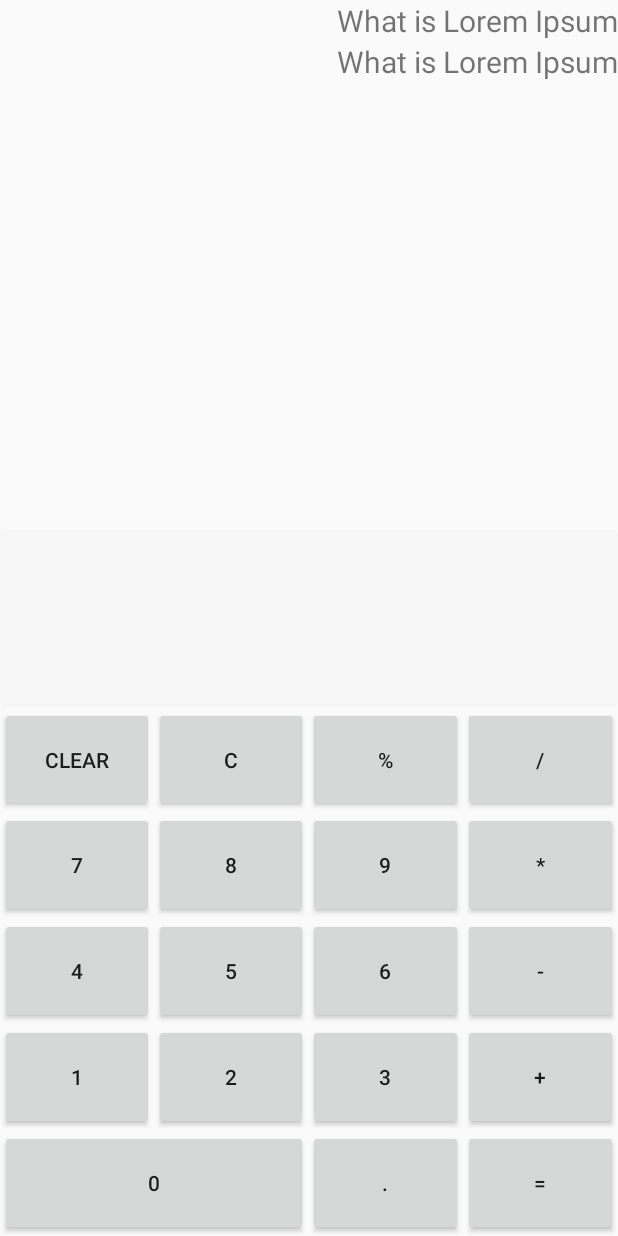
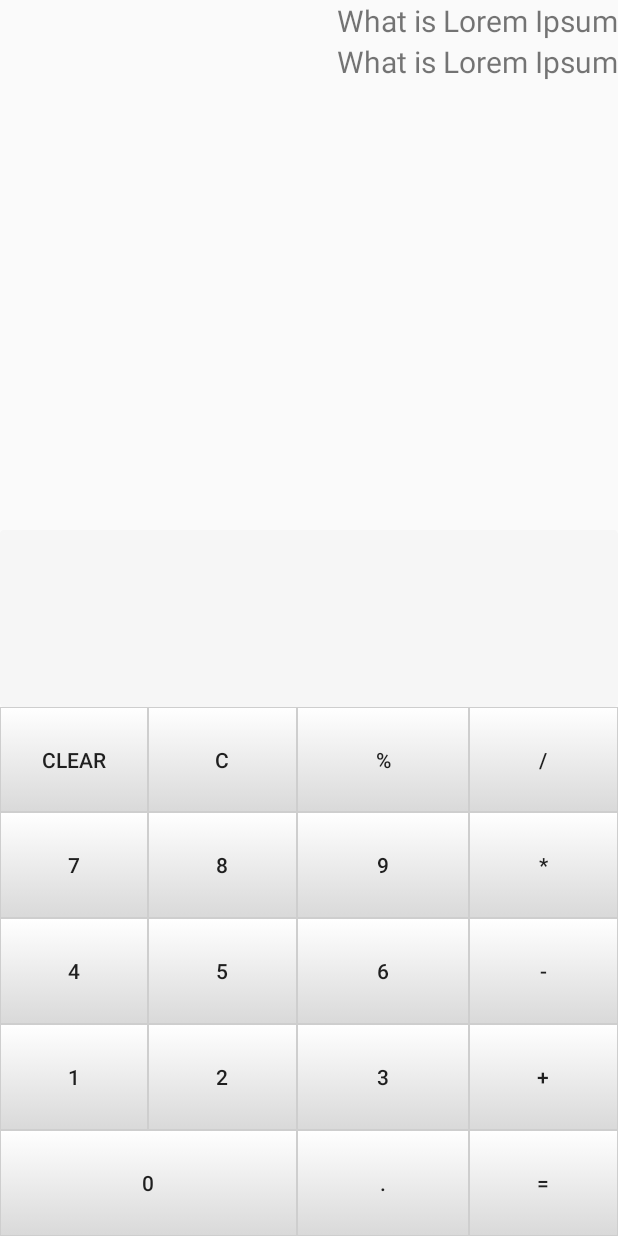
Before and after one commit to 1Fragrance/AndroidTry3, an Android app: the screen it shows after launch (MainActivity), on a phone screen of 412 x 824 dp. Run offline under Robolectric (Android 15) with nearby library versions, the phone set to English and light mode, and no system bars.

```diff
--- /dev/null
+++ b/app/src/main/res/drawable/bg_button.xml
@@ -0,0 +1,5 @@
+<?xml version="1.0" encoding="utf-8" ?>
+<selector xmlns:android="http://schemas.android.com/apk/res/android">
+    <item android:drawable="@drawable/bg_button_pressed" android:state_pressed="true"/>
+    <item android:drawable="@drawable/bg_button_normal"/>
+</selector>
--- /dev/null
+++ b/app/src/main/res/drawable/bg_button_normal.xml
@@ -0,0 +1,10 @@
+<?xml version="1.0" encoding="utf-8"?>
+<selector xmlns:android="http://schemas.android.com/apk/res/android">
+    <item>
+        <shape>
+            <gradient android:angle="90" android:endColor="#FFFFFF" android:startColor="#ffd9d9d9" android:type="linear" />
+            <padding android:bottom="0dp" android:left="0dp" android:right="0dp" android:top="0dp" />
+            <stroke android:width="0.5dp" android:color="#ffcecece" />
+        </shape>
+    </item>
+</selector>
--- /dev/null
+++ b/app/src/main/res/drawable/bg_button_pressed.xml
@@ -0,0 +1,10 @@
+<?xml version="1.0" encoding="utf-8"?>
+<selector xmlns:android="http://schemas.android.com/apk/res/android">
+    <item android:state_pressed="true">
+        <shape>
+            <gradient android:angle="90" android:endColor="#FFFFFF" android:startColor="#9EB8FF" android:type="linear" />
+            <padding android:bottom="0dp" android:left="0dp" android:right="0dp" android:top="0dp" />
+            <stroke android:width="1dp" android:color="#ff3da6ef" />
+        </shape>
+    </item>
+</selector>
--- a/app/src/main/res/layout/activity_main.xml
+++ b/app/src/main/res/layout/activity_main.xml
@@ -55,7 +55,8 @@
                 android:layout_columnWeight="1"
                 android:text="@string/button_clear"
                 android:layout_gravity="fill"
-                android:id="@+id/button_clear"/>
+                android:id="@+id/button_clear"
+                android:background="@drawable/bg_button"/>
 
             <Button
                 android:layout_width="wrap_content"
@@ -64,7 +65,8 @@
                 android:layout_columnWeight="1"
                 android:text="@string/button_c"
                 android:layout_gravity="fill"
-                android:id="@+id/button_c"/>
+                android:id="@+id/button_c"
+                android:background="@drawable/bg_button"/>
 
             <Button
                 android:layout_width="wrap_content"
@@ -73,7 +75,8 @@
                 android:layout_columnWeight="1"
                 android:text="@string/button_percentage"
                 android:layout_gravity="fill"
-                android:id="@+id/button_percentage"/>
+                android:id="@+id/button_percentage"
+                android:background="@drawable/bg_button"/>
 
             <Button
                 android:layout_width="wrap_content"
@@ -82,7 +85,8 @@
                 android:layout_columnWeight="1"
                 android:text="@string/button_division"
                 android:layout_gravity="fill"
-                android:id="@+id/button_division"/>
+                android:id="@+id/button_division"
+                android:background="@drawable/bg_button"/>
 
             <Button
                 android:layout_width="wrap_content"
@@ -91,7 +95,8 @@
                 android:layout_columnWeight="1"
                 android:text="@string/button_seven"
                 android:layout_gravity="fill"
-                android:id="@+id/button_seven"/>
+                android:id="@+id/button_seven"
+                android:background="@drawable/bg_button"/>
 
             <Button
                 android:layout_width="wrap_content"
@@ -100,16 +105,18 @@
                 android:layout_columnWeight="1"
                 android:text="@string/button_eight"
                 android:layout_gravity="fill"
-                android:id="@+id/button_eight"/>
+                android:id="@+id/button_eight"
+                android:background="@drawable/bg_button"/>
 
             <Button
+                android:id="@+id/button_nine"
                 android:layout_width="wrap_content"
                 android:layout_height="wrap_content"
                 android:layout_rowWeight="1"
                 android:layout_columnWeight="1"
-                android:text="@string/button_nine"
                 android:layout_gravity="fill"
-                android:id="@+id/button_nine"/>
+                android:background="@drawable/bg_button"
+                android:text="@string/button_nine" />
             <Button
                 android:layout_width="wrap_content"
                 android:layout_height="wrap_content"
@@ -117,7 +124,8 @@
                 android:layout_columnWeight="1"
                 android:text="@string/button_multiple"
                 android:layout_gravity="fill"
-                android:id="@+id/button_multiple"/>
+                android:id="@+id/button_multiple"
+                android:background="@drawable/bg_button"/>
 
             <Button
                 android:layout_width="wrap_content"
@@ -126,7 +134,8 @@
                 android:layout_columnWeight="1"
                 android:text="@string/button_four"
                 android:layout_gravity="fill"
-                android:id="@+id/button_four"/>
+                android:id="@+id/button_four"
+                android:background="@drawable/bg_button"/>
 
             <Button
                 android:layout_width="wrap_content"
@@ -135,16 +144,18 @@
                 android:layout_columnWeight="1"
                 android:text="@string/button_five"
                 android:layout_gravity="fill"
-                android:id="@+id/button_button_five"/>
+                android:id="@+id/button_button_five"
+                android:background="@drawable/bg_button"/>
 
             <Button
-                android:layout_width="wrap_content"
+                android:id="@+id/button_six"
+                android:layout_width="104dp"
                 android:layout_height="wrap_content"
                 android:layout_rowWeight="1"
                 android:layout_columnWeight="1"
-                android:text="@string/button_six"
                 android:layout_gravity="fill"
-                android:id="@+id/button_six"/>
+                android:background="@drawable/bg_button"
+                android:text="@string/button_six" />
 
             <Button
                 android:layout_width="wrap_content"
@@ -153,7 +164,8 @@
                 android:layout_columnWeight="1"
                 android:text="@string/button_subtract"
                 android:layout_gravity="fill"
-                android:id="@+id/button_subtract"/>
+                android:id="@+id/button_subtract"
+                android:background="@drawable/bg_button"/>
 
             <Button
                 android:layout_width="wrap_content"
@@ -162,7 +174,8 @@
                 android:layout_columnWeight="1"
                 android:text="@string/button_one"
                 android:layout_gravity="fill"
-                android:id="@+id/button_one"/>
+                android:id="@+id/button_one"
+                android:background="@drawable/bg_button"/>
 
             <Button
                 android:layout_width="wrap_content"
@@ -171,7 +184,8 @@
                 android:layout_columnWeight="1"
                 android:text="@string/button_two"
                 android:layout_gravity="fill"
-                android:id="@+id/button_two"/>
+                android:id="@+id/button_two"
+                android:background="@drawable/bg_button"/>
 
             <Button
                 android:layout_width="wrap_content"
@@ -180,7 +194,8 @@
                 android:layout_columnWeight="1"
                 android:text="@string/button_three"
                 android:layout_gravity="fill"
-                android:id="@+id/button_three"/>
+                android:id="@+id/button_three"
+                android:background="@drawable/bg_button"/>
 
             <Button
                 android:layout_width="wrap_content"
@@ -189,7 +204,8 @@
                 android:layout_columnWeight="1"
                 android:text="@string/button_sum"
                 android:layout_gravity="fill"
-                android:id="@+id/button_sun"/>
+                android:id="@+id/button_sum"
+                android:background="@drawable/bg_button"/>
 
             <Button
                 android:layout_width="wrap_content"
@@ -199,7 +215,8 @@
                 android:text="@string/button_zero"
                 android:layout_columnSpan="2"
                 android:layout_gravity="fill"
-                android:id="@+id/button_zero"/>
+                android:id="@+id/button_zero"
+                android:background="@drawable/bg_button"/>
 
             <Button
                 android:layout_width="wrap_content"
@@ -209,7 +226,8 @@
                 android:text="@string/button_dot"
                 android:layout_gravity="fill"
                 android:layout_column="2"
-                android:id="@+id/button_dot"/>
+                android:id="@+id/button_dot"
+                android:background="@drawable/bg_button"/>
 
             <Button
                 android:layout_width="wrap_content"
@@ -218,7 +236,8 @@
                 android:layout_columnWeight="1"
                 android:text="@string/button_equal"
                 android:layout_gravity="fill"
-                android:id="@+id/button_equal"/>
+                android:id="@+id/button_equal"
+                android:background="@drawable/bg_button"/>
         </GridLayout>
     </LinearLayout>
 
```
